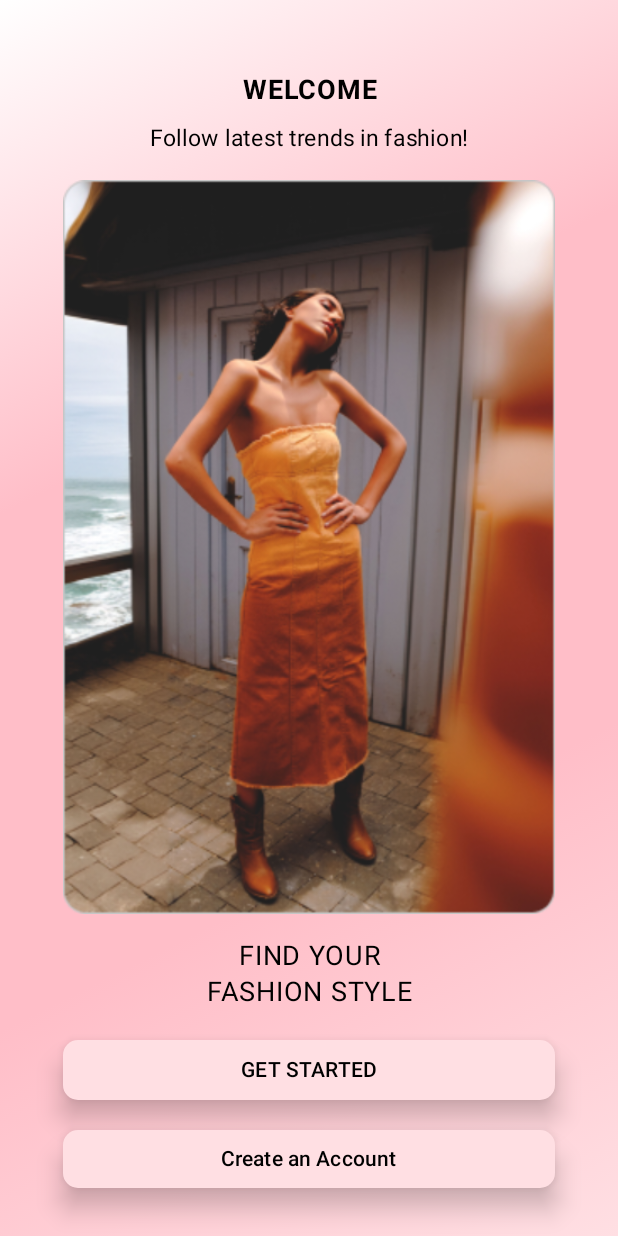
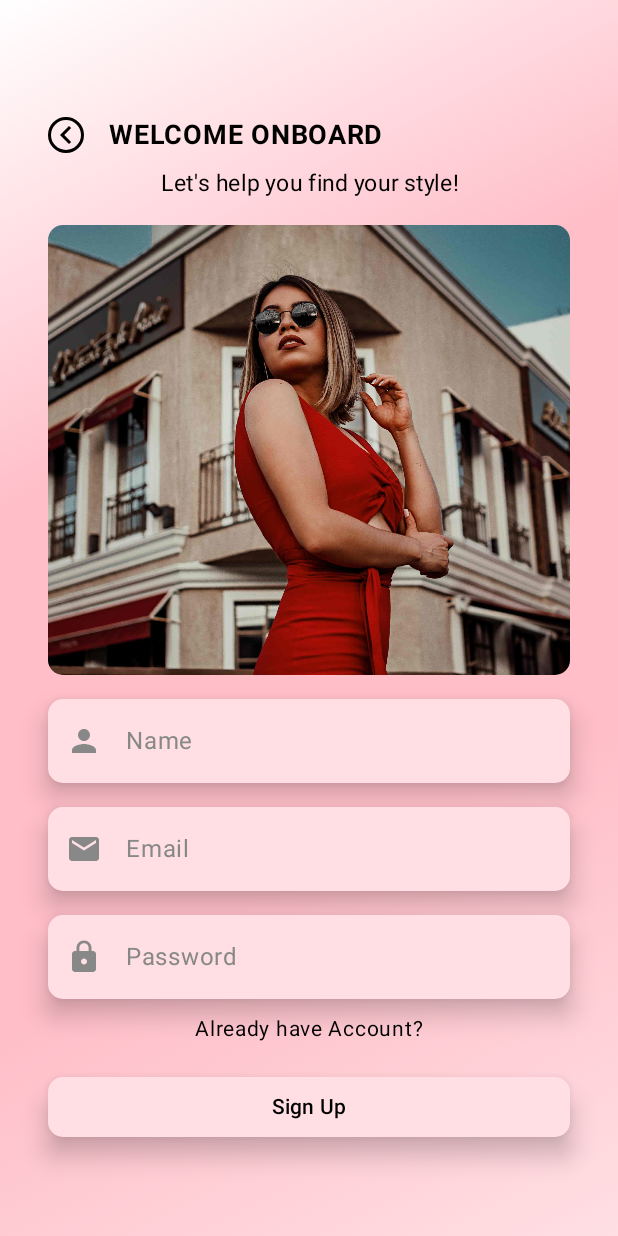
Before and after one commit to Shriram2005/Fashion-App, an Android app built with Jetpack Compose: the RegisterScreen screen opened through its navigation route, on a phone screen of 412 x 824 dp. Run offline under Robolectric (Android 15) with nearby library versions, the phone set to English and light mode, and no system bars.

Commit message:
created/updated RegisterScreen.kt and added navigation to it

```diff
--- a/app/src/main/java/com/shriram/fashionapp/MainActivity.kt
+++ b/app/src/main/java/com/shriram/fashionapp/MainActivity.kt
@@ -19,7 +19,7 @@ class MainActivity : ComponentActivity() {
         super.onCreate(savedInstanceState)
 
         // Set black or white status bar icons  // true = black
-        WindowCompat.getInsetsController(window,window.decorView).isAppearanceLightStatusBars = true
+//        WindowCompat.getInsetsController(window,window.decorView).isAppearanceLightStatusBars = true
 
         enableEdgeToEdge()
         setContent {
--- /dev/null
+++ b/app/src/main/java/com/shriram/fashionapp/customComposable/CustomShapeImageT.kt
@@ -0,0 +1,46 @@
+package com.shriram.fashionapp.customComposable
+
+import androidx.compose.foundation.Image
+import androidx.compose.foundation.layout.fillMaxWidth
+import androidx.compose.foundation.layout.height
+import androidx.compose.foundation.shape.GenericShape
+import androidx.compose.runtime.Composable
+import androidx.compose.ui.Alignment
+import androidx.compose.ui.Modifier
+import androidx.compose.ui.draw.clip
+import androidx.compose.ui.draw.scale
+import androidx.compose.ui.graphics.Shape
+import androidx.compose.ui.graphics.painter.Painter
+import androidx.compose.ui.layout.ContentScale
+import androidx.compose.ui.platform.LocalDensity
+import androidx.compose.ui.unit.dp
+
+@Composable
+fun CustomShapeImage_T(painter: Painter) {
+    val density = LocalDensity.current
+
+    val TShape: Shape = GenericShape { size, _ ->
+        val offset = with(density) { 80.dp.toPx() }
+        moveTo(0f, 0f)
+        lineTo(size.width, 0f)
+        lineTo(size.width, size.height / 2)
+        lineTo(size.width / 2 + offset, size.height / 2)
+        lineTo(size.width / 2 + offset, size.height)
+        lineTo(size.width / 2 - offset, size.height)
+        lineTo(size.width / 2 - offset, size.height / 2)
+        lineTo(0f, size.height / 2)
+        close()
+    }
+
+    Image(
+        painter = painter,
+        contentDescription = null,
+        contentScale = ContentScale.Crop,
+        modifier = Modifier
+            .fillMaxWidth()
+            .height(380.dp)
+            .clip(TShape)
+            .scale(1.1f),
+        alignment = Alignment.Center
+    )
+}
--- a/app/src/main/java/com/shriram/fashionapp/navigation/NavHost.kt
+++ b/app/src/main/java/com/shriram/fashionapp/navigation/NavHost.kt
@@ -17,7 +17,7 @@ sealed class Screen(val route: String) {
 
 @Composable
 fun NavigationGraph(navController: NavHostController) {
-    NavHost(navController = navController, startDestination = Screen.Login.route) {
+    NavHost(navController = navController, startDestination = Screen.Register.route) {
         composable(route = Screen.GetStarted.route) { GetStartedScreen(navController = navController) }
         composable(route = Screen.Login.route) { LoginScreen(navController = navController) }
         composable(route = Screen.Register.route) { RegisterScreen(navController = navController) }
--- a/app/src/main/java/com/shriram/fashionapp/screen/GetStartedScreen.kt
+++ b/app/src/main/java/com/shriram/fashionapp/screen/GetStartedScreen.kt
@@ -28,6 +28,7 @@ import androidx.compose.ui.tooling.preview.Preview
 import androidx.compose.ui.unit.dp
 import androidx.compose.ui.unit.sp
 import androidx.navigation.NavHostController
+import androidx.navigation.compose.rememberNavController
 import com.shriram.fashionapp.R
 import com.shriram.fashionapp.navigation.Screen
 
@@ -126,3 +127,11 @@ fun GetStartedScreen(navController: NavHostController) {
         }
     }
 }
+
+
+@Preview(showBackground = true)
+@Composable
+fun PreviewGetStartedScreen() {
+    val navController = rememberNavController()
+    GetStartedScreen(navController = navController)
+}
--- a/app/src/main/java/com/shriram/fashionapp/screen/LoginScreen.kt
+++ b/app/src/main/java/com/shriram/fashionapp/screen/LoginScreen.kt
@@ -1,7 +1,7 @@
 package com.shriram.fashionapp.screen
 
+import android.widget.Toast
 import androidx.compose.foundation.BorderStroke
-import androidx.compose.foundation.Image
 import androidx.compose.foundation.background
 import androidx.compose.foundation.border
 import androidx.compose.foundation.clickable
@@ -15,7 +15,6 @@ import androidx.compose.foundation.layout.fillMaxWidth
 import androidx.compose.foundation.layout.height
 import androidx.compose.foundation.layout.padding
 import androidx.compose.foundation.layout.width
-import androidx.compose.foundation.shape.GenericShape
 import androidx.compose.foundation.shape.RoundedCornerShape
 import androidx.compose.material.icons.Icons
 import androidx.compose.material.icons.automirrored.filled.KeyboardArrowLeft
@@ -32,14 +31,9 @@ import androidx.compose.runtime.remember
 import androidx.compose.runtime.setValue
 import androidx.compose.ui.Alignment
 import androidx.compose.ui.Modifier
-import androidx.compose.ui.draw.clip
-import androidx.compose.ui.draw.scale
 import androidx.compose.ui.graphics.Brush
 import androidx.compose.ui.graphics.Color
-import androidx.compose.ui.graphics.Shape
-import androidx.compose.ui.graphics.painter.Painter
-import androidx.compose.ui.layout.ContentScale
-import androidx.compose.ui.platform.LocalDensity
+import androidx.compose.ui.platform.LocalContext
 import androidx.compose.ui.res.painterResource
 import androidx.compose.ui.text.font.FontWeight
 import androidx.compose.ui.text.input.PasswordVisualTransformation
@@ -48,7 +42,9 @@ import androidx.compose.ui.tooling.preview.Preview
 import androidx.compose.ui.unit.dp
 import androidx.compose.ui.unit.sp
 import androidx.navigation.NavHostController
+import androidx.navigation.compose.rememberNavController
 import com.shriram.fashionapp.R
+import com.shriram.fashionapp.customComposable.CustomShapeImage_T
 import com.shriram.fashionapp.customComposable.CustomTextField
 import com.shriram.fashionapp.navigation.Screen
 
@@ -58,6 +54,8 @@ fun LoginScreen(navController: NavHostController) {
 
     var userEmail by remember { mutableStateOf("") }
     var userPassword by remember { mutableStateOf("") }
+
+    val context = LocalContext.current
 
     Box(
         modifier = Modifier
@@ -92,7 +90,7 @@ fun LoginScreen(navController: NavHostController) {
                         )
                         .clickable {
                             // Go back
-                            navController.navigate(Screen.GetStarted.route)
+                            navController.popBackStack()
                         }
                 )
                 Spacer(modifier = Modifier.width(16.dp))
@@ -113,7 +111,7 @@ fun LoginScreen(navController: NavHostController) {
             Spacer(modifier = Modifier.height(16.dp))
 
             // Custom image shape
-            CustomShapeImage(painter = painterResource(id = R.drawable.login_image))
+            CustomShapeImage_T(painter = painterResource(id = R.drawable.login_image))
 
             Spacer(modifier = Modifier.height(16.dp))
 
@@ -148,6 +146,7 @@ fun LoginScreen(navController: NavHostController) {
                 }
             )
 
+            Spacer(modifier = Modifier.height(8.dp))
             Text(
                 text = "Forget Password?",
                 color = Color.Black,
@@ -165,6 +164,7 @@ fun LoginScreen(navController: NavHostController) {
                 elevation = ButtonDefaults.buttonElevation(10.dp),
                 onClick = {
                     // Login Button Clicked
+                    Toast.makeText(context,"Clicked on Login",Toast.LENGTH_SHORT).show()
                 }
             ) {
                 Text(text = "Login", color = Color.Black)
@@ -173,32 +173,11 @@ fun LoginScreen(navController: NavHostController) {
     }
 }
 
+
+
+@Preview(showBackground = true)
 @Composable
-fun CustomShapeImage(painter: Painter) {
-    val density = LocalDensity.current
-
-    val TShape: Shape = GenericShape { size, _ ->
-        val offset = with(density) { 80.dp.toPx() }
-        moveTo(0f, 0f)
-        lineTo(size.width, 0f)
-        lineTo(size.width, size.height / 2)
-        lineTo(size.width / 2 + offset, size.height / 2)
-        lineTo(size.width / 2 + offset, size.height)
-        lineTo(size.width / 2 - offset, size.height)
-        lineTo(size.width / 2 - offset, size.height / 2)
-        lineTo(0f, size.height / 2)
-        close()
-    }
-
-    Image(
-        painter = painter,
-        contentDescription = null,
-        contentScale = ContentScale.Crop,
-        modifier = Modifier
-            .fillMaxWidth()
-            .height(380.dp)
-            .clip(TShape)
-            .scale(1.1f),
-        alignment = Alignment.Center
-    )
+fun PreviewLoginScreen() {
+    val navController = rememberNavController()
+    LoginScreen(navController = navController)
 }
--- a/app/src/main/java/com/shriram/fashionapp/screen/RegisterScreen.kt
+++ b/app/src/main/java/com/shriram/fashionapp/screen/RegisterScreen.kt
@@ -1,36 +1,68 @@
 package com.shriram.fashionapp.screen
 
+import android.widget.Toast
+import androidx.compose.foundation.BorderStroke
 import androidx.compose.foundation.Image
 import androidx.compose.foundation.background
+import androidx.compose.foundation.border
+import androidx.compose.foundation.clickable
 import androidx.compose.foundation.layout.Arrangement
 import androidx.compose.foundation.layout.Box
 import androidx.compose.foundation.layout.Column
+import androidx.compose.foundation.layout.Row
 import androidx.compose.foundation.layout.Spacer
 import androidx.compose.foundation.layout.fillMaxSize
 import androidx.compose.foundation.layout.fillMaxWidth
 import androidx.compose.foundation.layout.height
 import androidx.compose.foundation.layout.padding
+import androidx.compose.foundation.layout.width
 import androidx.compose.foundation.shape.RoundedCornerShape
+import androidx.compose.material.icons.Icons
+import androidx.compose.material.icons.automirrored.filled.KeyboardArrowLeft
+import androidx.compose.material.icons.filled.Email
+import androidx.compose.material.icons.filled.Lock
+import androidx.compose.material.icons.filled.Person
 import androidx.compose.material3.ButtonDefaults
 import androidx.compose.material3.ElevatedButton
+import androidx.compose.material3.Icon
 import androidx.compose.material3.Text
 import androidx.compose.runtime.Composable
+import androidx.compose.runtime.getValue
+import androidx.compose.runtime.mutableStateOf
+import androidx.compose.runtime.remember
+import androidx.compose.runtime.setValue
 import androidx.compose.ui.Alignment
 import androidx.compose.ui.Modifier
+import androidx.compose.ui.draw.clip
+import androidx.compose.ui.draw.scale
 import androidx.compose.ui.graphics.Brush
 import androidx.compose.ui.graphics.Color
 import androidx.compose.ui.layout.ContentScale
+import androidx.compose.ui.platform.LocalContext
 import androidx.compose.ui.res.painterResource
 import androidx.compose.ui.text.font.FontWeight
+import androidx.compose.ui.text.input.PasswordVisualTransformation
 import androidx.compose.ui.text.style.TextAlign
+import androidx.compose.ui.tooling.preview.Preview
 import androidx.compose.ui.unit.dp
 import androidx.compose.ui.unit.sp
 import androidx.navigation.NavHostController
+import androidx.navigation.compose.rememberNavController
 import com.shriram.fashionapp.R
+import com.shriram.fashionapp.customComposable.CustomShapeImage_T
+import com.shriram.fashionapp.customComposable.CustomTextField
+import com.shriram.fashionapp.navigation.Screen
 
 
 @Composable
 fun RegisterScreen(navController: NavHostController) {
+
+    var userEmail by remember { mutableStateOf("") }
+    var userPassword by remember { mutableStateOf("") }
+    var userName by remember { mutableStateOf("") }
+
+    val context = LocalContext.current
+
     Box(
         modifier = Modifier
             .fillMaxSize()
@@ -41,81 +73,148 @@ fun RegisterScreen(navController: NavHostController) {
                         Color(0xFFFFBEC8), // rgba(255, 190, 200, 0.99)
                         Color(0xFFFFBEC8), // rgba(255, 190, 200, 0.99)
                         Color(0xFFFFDFE3) // rgba(255, 223, 227, 1.00)
-                    ),
                     )
                 )
             )
-    {
+    ) {
         Column(
             modifier = Modifier
                 .fillMaxSize()
-                .padding(42.dp, 32.dp),
+                .padding(32.dp, 32.dp),
             verticalArrangement = Arrangement.Center,
             horizontalAlignment = Alignment.CenterHorizontally
-
         ) {
             Spacer(modifier = Modifier.height(16.dp))
-            Text(text = "WELCOME",
+            Row(modifier = Modifier.fillMaxWidth()) {
+                Icon(
+                    Icons.AutoMirrored.Filled.KeyboardArrowLeft,
+                    contentDescription = "",
+                    modifier = Modifier
+                        .border(
+                            BorderStroke(2.dp, Color.Black),
+                            shape = RoundedCornerShape(50.dp)
+                        )
+                        .clickable {
+                            // Go back
+                            navController.popBackStack()
+                        }
+                )
+                Spacer(modifier = Modifier.width(16.dp))
+                Text(
+                    text = "WELCOME ONBOARD",
                     fontSize = 18.sp,
                     textAlign = TextAlign.Center,
                     fontWeight = FontWeight.Bold
                 )
+            }
+
             Spacer(modifier = Modifier.height(8.dp))
             Text(
-                text = "Follow latest trends in fashion!",
+                text = "Let's help you find your style!",
                 fontSize = 15.sp,
                 textAlign = TextAlign.Center
             )
             Spacer(modifier = Modifier.height(16.dp))
 
+            //  image
             Image(
-                painter = painterResource(id = R.drawable.get_started_image),
-                contentDescription ="",
+                painterResource(id = R.drawable.register_image),
+                contentDescription = "",
                 modifier = Modifier
-                    .fillMaxWidth(),
-                contentScale = ContentScale.FillWidth
+                    .fillMaxWidth()
+                    .height(300.dp)
+                    .clip(RoundedCornerShape(10.dp)),
+                contentScale = ContentScale.Crop
+
             )
 
             Spacer(modifier = Modifier.height(16.dp))
 
+            //  Name in put
+            CustomTextField(
+                value = userName,
+                onValueChange = { userName = it },
+                label = {
+                    Text(text = "Name")
+                },
+                leadingIcon = {
+                    Icon(
+                        Icons.Filled.Person,
+                        contentDescription = "Name",
+                        tint = Color.Gray
+                    )
+                },
+            )
+
+            Spacer(modifier = Modifier.height(16.dp))
+
+            // Email input
+            CustomTextField(
+                value = userEmail,
+                onValueChange = { userEmail = it },
+                label = {
+                    Text(text = "Email")
+                },
+                leadingIcon = {
+                    Icon(
+                        Icons.Default.Email,
+                        contentDescription = "Email",
+                        tint = Color.Gray
+                    )
+                },
+            )
+
+            Spacer(modifier = Modifier.height(16.dp))
+
+            // Passsword input
+            CustomTextField(
+                value = userPassword,
+                onValueChange = { userPassword = it },
+                label = { Text(text = "Password") },
+                visualTransformation = PasswordVisualTransformation(),
+                leadingIcon = {
+                    Icon(
+                        Icons.Default.Lock,
+                        contentDescription = "Password",
+                        tint = Color.Gray
+                    )
+                }
+            )
+
+            Spacer(modifier = Modifier.height(8.dp))
             Text(
-                text = "FIND YOUR\nFASHION STYLE",
-                fontSize = 18.sp,
-                textAlign = TextAlign.Center
+                text = "Already have Account?",
+                color = Color.Black,
+                fontSize = 14.sp,
+                modifier =Modifier.clickable {
+                    navController.navigate(Screen.Login.route)
+                }
             )
+
             Spacer(modifier = Modifier.height(16.dp))
+
             ElevatedButton(
-                modifier = Modifier
-                    .fillMaxWidth(),
+                modifier = Modifier.fillMaxWidth(),
                 shape = RoundedCornerShape(10.dp),
                 colors = ButtonDefaults.buttonColors(
                     containerColor = Color(0xFFFFDFE3)
                 ),
                 elevation = ButtonDefaults.buttonElevation(10.dp),
                 onClick = {
-                    // Go to Login screen
+                    // Login Button Clicked
+                    Toast.makeText(context,"Clicked on Sign Up",Toast.LENGTH_SHORT).show()
                 }
             ) {
-                Text(text = "GET STARTED", color = Color.Black)
+                Text(text = "Sign Up", color = Color.Black)
             }
-            Spacer(modifier = Modifier.height(16.dp))
-            ElevatedButton(
-                modifier = Modifier
-                    .fillMaxWidth(),
-                shape = RoundedCornerShape(10.dp),
-                colors = ButtonDefaults.buttonColors(
-                    containerColor = Color(0xFFFFDFE3)
-                ),
-                elevation = ButtonDefaults.buttonElevation(10.dp),
-                onClick = {
-                    // Go to Register page
         }
-            ) {
-                Text(text = "Create an Account", color = Color.Black)
+    }
 }
 
 
-
+@Preview(showBackground = true)
+@Composable
+fun PreviewRegisterScreen() {
+    val navController = rememberNavController()
+    RegisterScreen(navController = navController)
 }
-    }
-}
```
Also changed, not shown: app/src/main/res/drawable/register_image.jpeg (added). Lines whose indentation alone changed are shown as unchanged.
